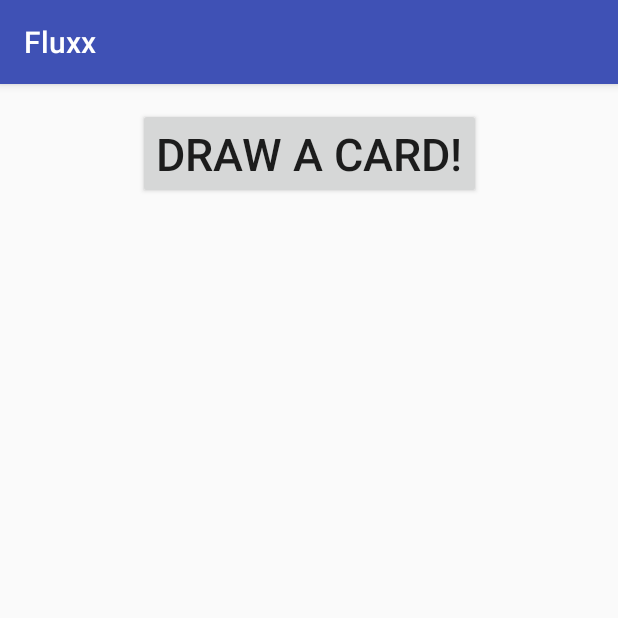
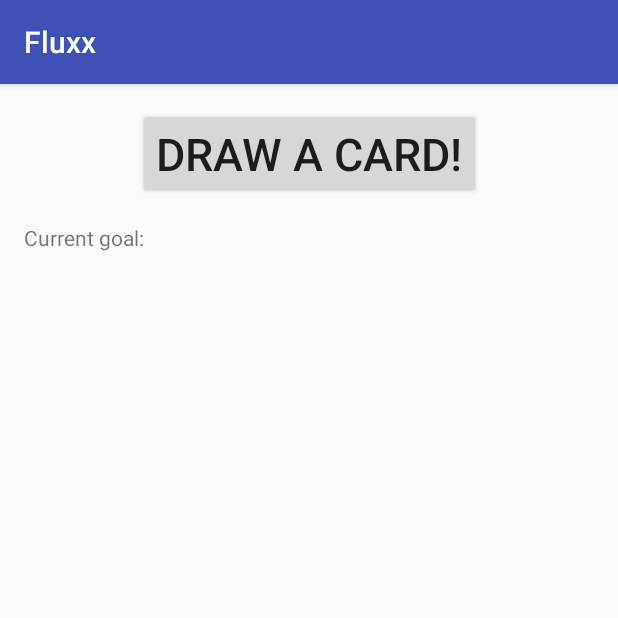
Before and after one commit to ajmath62/fluxx, an Android app: the screen it shows after launch (MainActivity), after a tap on "DRAW A CARD!", on a phone screen of 412 x 824 dp, the top half of it. Run offline under Robolectric (Android 15) with nearby library versions, the phone set to English and light mode, and no system bars.

Commit message:
Added current goal slot and ability to play goals

```diff
--- a/app/src/main/java/io/blackhole/aaronk/fluxx/CardView.java
+++ b/app/src/main/java/io/blackhole/aaronk/fluxx/CardView.java
@@ -48,7 +48,7 @@ public class CardView extends View {
     private void init() {
         // Canvas
         int title_height = card_height / 5;
-        int title_width = card_width - 3;  // cause of the outline width
+        int title_width = card_width - 3;  // because of the outline width
         outerBox = new Rect(0, 0, card_width, card_height);
         titleBox = new Rect(3, 3, title_width, title_height);
 
--- a/app/src/main/java/io/blackhole/aaronk/fluxx/MainActivity.java
+++ b/app/src/main/java/io/blackhole/aaronk/fluxx/MainActivity.java
@@ -1,6 +1,7 @@
 package io.blackhole.aaronk.fluxx;
 
 import android.content.res.Resources;
+import android.support.constraint.ConstraintLayout;
 import android.support.v7.app.AppCompatActivity;
 import android.os.Bundle;
 import android.util.Log;
@@ -19,6 +20,7 @@ public class MainActivity extends AppCompatActivity {
     private List<Card> deck = new ArrayList<>();
     private Set<Card> hand = new TreeSet<>();
     private Set<Card> keepers = new TreeSet<>();
+    private Card currentGoal = null;
 
     @Override
     protected void onCreate(Bundle savedInstanceState) {
@@ -60,6 +62,11 @@ public class MainActivity extends AppCompatActivity {
             hand.remove(card);
             keepers.add(card);
         }
+        else if (card.type == 1) {
+            // AJK TODO put currentGoal (if any) in the discard pile
+            hand.remove(card);
+            this.currentGoal = card;
+        }
         update();
     }
 
@@ -76,6 +83,11 @@ public class MainActivity extends AppCompatActivity {
         for (Card c: keepers) {
             keeperView.addView(c.view);
         }
+
+        ConstraintLayout currentGoalView = findViewById(R.id.currentGoalHolder);
+        currentGoalView.removeAllViews();
+        if (currentGoal != null)
+            currentGoalView.addView(currentGoal.view);
     }
 
     private class CardClick implements View.OnClickListener {
--- a/app/src/main/res/layout/main.xml
+++ b/app/src/main/res/layout/main.xml
@@ -19,6 +19,29 @@
         app:layout_constraintEnd_toEndOf="parent"
         app:layout_constraintStart_toStartOf="parent"
         app:layout_constraintTop_toTopOf="parent" />
+
+    <TextView
+        android:id="@+id/currentGoalText"
+        android:layout_width="wrap_content"
+        android:layout_height="20dp"
+        android:layout_marginLeft="16dp"
+        android:layout_marginStart="16dp"
+        android:layout_marginTop="16dp"
+        android:text="@string/current_goal"
+        app:layout_constraintStart_toStartOf="parent"
+        app:layout_constraintTop_toBottomOf="@id/button" />
+
+    <android.support.constraint.ConstraintLayout
+        android:id="@+id/currentGoalHolder"
+        android:layout_width="80dp"
+        android:layout_height="120dp"
+        android:layout_marginLeft="16dp"
+        android:layout_marginStart="16dp"
+        android:layout_marginTop="16dp"
+        app:layout_constraintStart_toStartOf="parent"
+        app:layout_constraintTop_toBottomOf="@id/currentGoalText"
+        tools:layout_editor_absoluteY="128dp">
+    </android.support.constraint.ConstraintLayout>
 
     <HorizontalScrollView
         android:id="@+id/keeperHolderScrollView"
--- a/app/src/main/res/values/strings.xml
+++ b/app/src/main/res/values/strings.xml
@@ -1,4 +1,5 @@
 <resources>
     <string name="app_name">Fluxx</string>
     <string name="draw_card">Draw a Card!</string>
+    <string name="current_goal">Current goal:</string>
 </resources>
```
